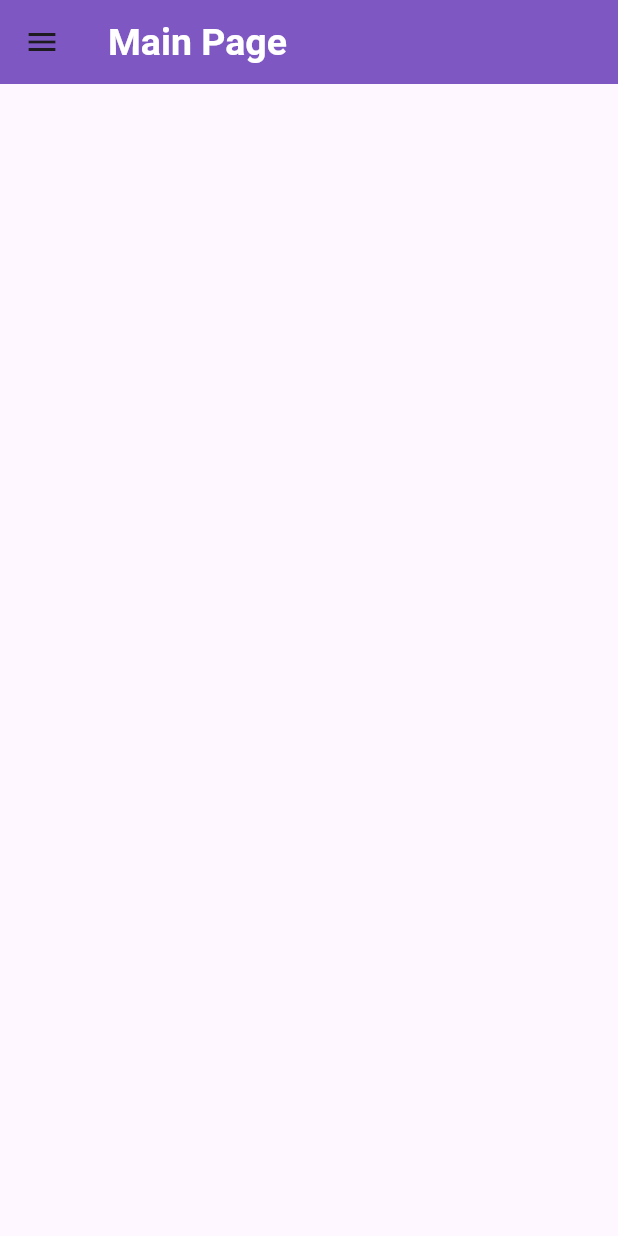
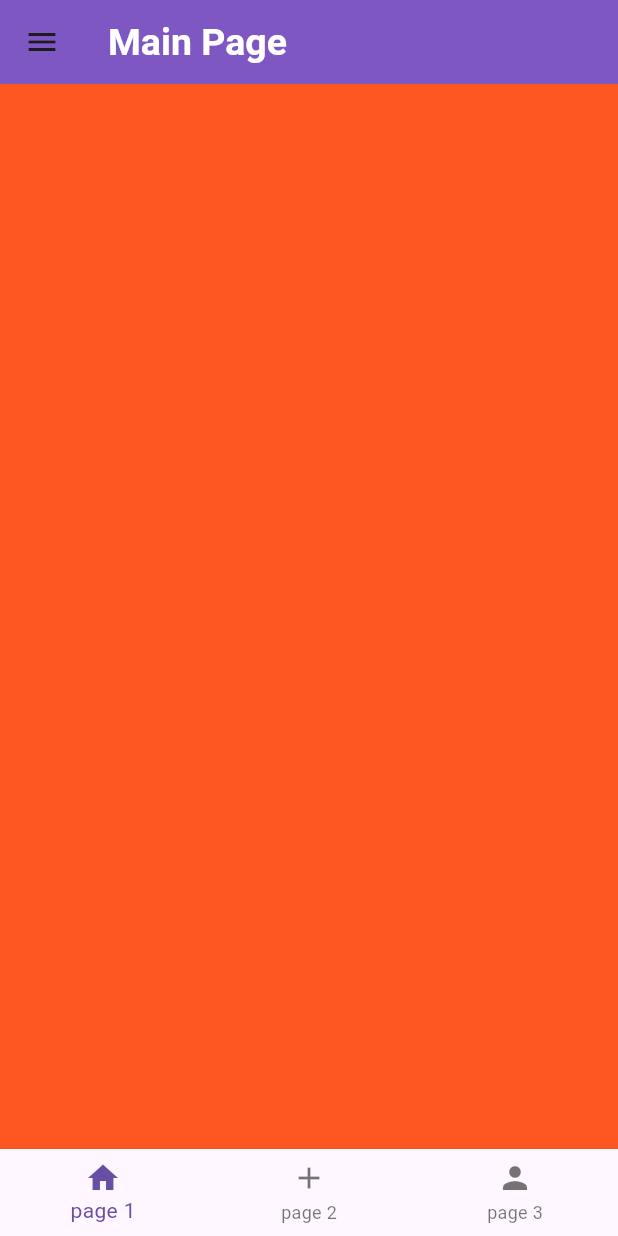
Before and after one commit to Lucaasshq/trilhaapp-dio, a Flutter app: the MainPage screen opened directly, on a phone screen of 412 x 824 dp. Run offline on Flutter 3.47's test engine with Material 3 defaults, Android fonts, the phone set to English and light mode, and no system bars; our stand-ins replace google_fonts.

```diff
--- a/lib/pages/main_page.dart
+++ b/lib/pages/main_page.dart
@@ -1,9 +1,19 @@
 import 'package:flutter/material.dart';
 import 'package:trilhaapp/pages/dados_cadastrais.dart';
+import 'package:trilhaapp/pages/page_1.dart';
+import 'package:trilhaapp/pages/page_2.dart';
+import 'package:trilhaapp/pages/page_3.dart';
 
-class MainPage extends StatelessWidget {
+class MainPage extends StatefulWidget {
   const MainPage({super.key});
 
+  @override
+  State<MainPage> createState() => _MainPageState();
+}
+
+class _MainPageState extends State<MainPage> {
+  PageController controller = PageController(initialPage: 0);
+  int posicaoPagina = 0;
   @override
   Widget build(BuildContext context) {
     return SafeArea(
@@ -30,7 +40,9 @@ class MainPage extends StatelessWidget {
                     Navigator.push(
                       context,
                       MaterialPageRoute(
-                        builder: (context) => const DadosCadastrais(dados: ["nome", "Endereço"],),
+                        builder: (context) => const DadosCadastrais(
+                          dados: ["nome", "Endereço"],
+                        ),
                       ),
                     )
                   },
@@ -57,6 +69,44 @@ class MainPage extends StatelessWidget {
             ),
           ),
         ),
+        body: Column(
+          children: [
+            Expanded(
+              child: PageView(
+                controller: controller,
+                onPageChanged: (value) {
+                  setState(() {
+                    posicaoPagina = value;
+                  });
+                },
+                children: const [
+                  Page1Pagina(),
+                  Page2Pagina(),
+                  Page3Pagina(),
+                ],
+              ),
+            ),
+            BottomNavigationBar(
+                onTap: (value) {
+                  controller.jumpToPage(value);
+                },
+                currentIndex: posicaoPagina,
+                items: const [
+                  BottomNavigationBarItem(
+                    label: 'page 1',
+                    icon: Icon(Icons.home),
+                  ),
+                  BottomNavigationBarItem(
+                    label: 'page 2',
+                    icon: Icon(Icons.add),
+                  ),
+                  BottomNavigationBarItem(
+                    label: 'page 3',
+                    icon: Icon(Icons.person),
+                  ),
+                ])
+          ],
+        ),
       ),
     );
   }
--- /dev/null
+++ b/lib/pages/page_1.dart
@@ -0,0 +1,17 @@
+import 'package:flutter/material.dart';
+
+class Page1Pagina extends StatefulWidget {
+  const Page1Pagina({super.key});
+
+  @override
+  State<Page1Pagina> createState() => _Page1PaginaState();
+}
+
+class _Page1PaginaState extends State<Page1Pagina> {
+  @override
+  Widget build(BuildContext context) {
+    return Container(
+      color: Colors.deepOrange,
+    );
+  }
+}
```
Also changed, not shown: lib/pages/page_2.dart (added, +17 -0 lines), lib/pages/page_3.dart (added, +17 -0 lines).
